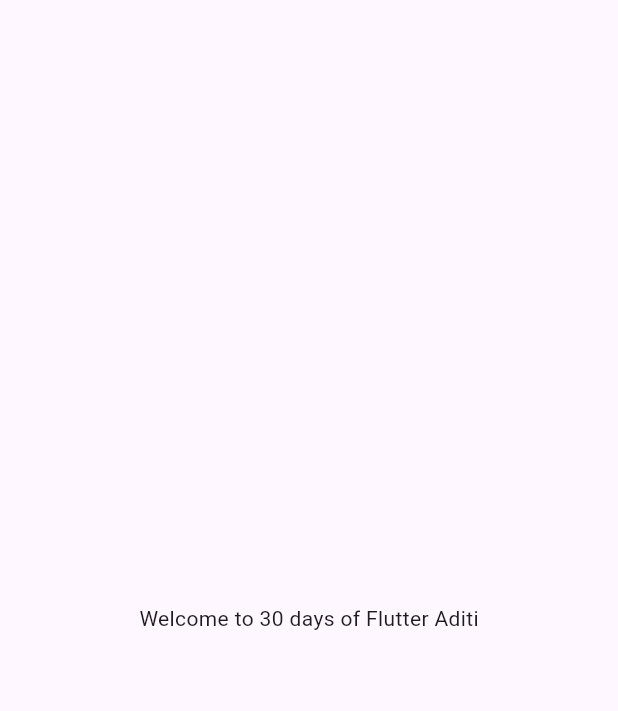
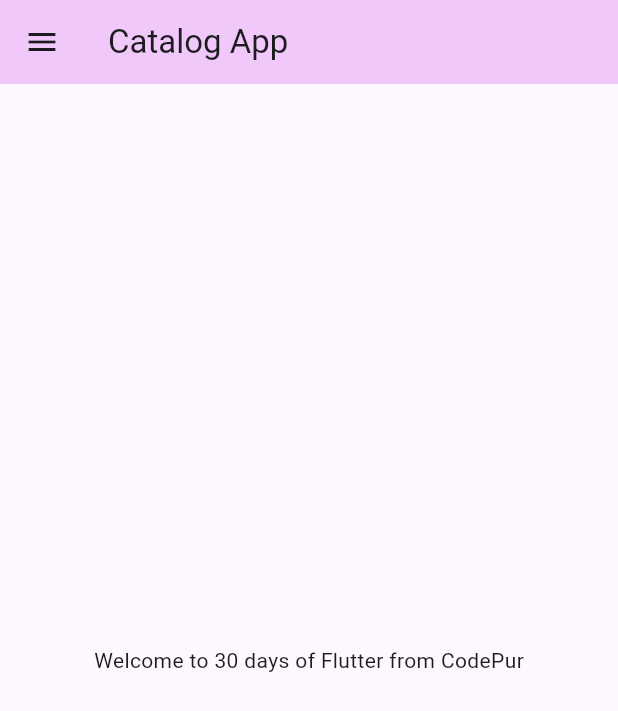
Before and after one commit to Abhishri05/myCart, a Flutter app: the screen it shows after launch, on a phone screen of 412 x 824 dp. Shown: the top 711 px of the screen. Run offline on Flutter 3.47's test engine with Material 3 defaults, Android fonts, the phone set to English and light mode, and no system bars.

Commit message:
day-2 Completed

```diff
--- /dev/null
+++ b/lib/home_page.dart
@@ -0,0 +1,24 @@
+import "package:flutter/material.dart";
+
+class HomePage extends StatelessWidget {
+  final int nums = 30;
+  final String str = "CodePur";
+
+  const HomePage({super.key});
+
+  @override
+  Widget build(BuildContext context) {
+    return Scaffold(
+      // HTML Jese Head BOdy aur Foot hota hai iska
+      appBar: AppBar(
+        title: Text("Catalog App"),
+        backgroundColor: Color.fromARGB(255, 240, 200, 250),
+      ),
+      body: Center(
+          child: Container(
+        child: Text("Welcome to $nums days of Flutter from $str"),
+      )),
+      drawer: Drawer(),
+    );
+  }
+}
--- a/lib/main.dart
+++ b/lib/main.dart
@@ -1,26 +1,16 @@
 import "package:flutter/material.dart";
+import "package:my_cart/home_page.dart";
 
-void main(){
-
+void main() {
   runApp(MyApp());
 }
 
-  class MyApp extends StatelessWidget {
-
+class MyApp extends StatelessWidget {
   @override
   Widget build(BuildContext context) {
 
-    int nums = 30;
-    String str = "Aditi";
-
     return MaterialApp(
-      home: Material(
-        child: Center(
-          child: Container(
-            child: Text('Welcome to $nums days of Flutter $str'),
-          )
-          ),
-      ),
+      home: HomePage(),
     );
   }
 }
```
